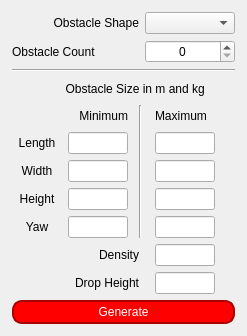
This is src/tools/obstacletool.ui in mjroman/roverSim as Qt 5 draws it before an edit. The edited form follows.
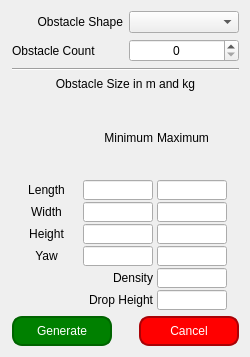
This is the edited form.

```diff
--- a/src/tools/obstacletool.ui
+++ b/src/tools/obstacletool.ui
@@ -9,36 +9,54 @@
    <rect>
     <x>0</x>
     <y>0</y>
-    <width>247</width>
-    <height>336</height>
+    <width>250</width>
+    <height>357</height>
    </rect>
   </property>
   <property name="sizePolicy">
-   <sizepolicy hsizetype="Fixed" vsizetype="Fixed">
+   <sizepolicy hsizetype="Minimum" vsizetype="Minimum">
     <horstretch>0</horstretch>
     <verstretch>0</verstretch>
    </sizepolicy>
   </property>
   <property name="minimumSize">
    <size>
-    <width>224</width>
-    <height>0</height>
+    <width>250</width>
+    <height>357</height>
    </size>
   </property>
   <property name="maximumSize">
    <size>
-    <width>247</width>
-    <height>1000</height>
+    <width>250</width>
+    <height>357</height>
    </size>
   </property>
   <property name="windowTitle">
    <string>Obstacle Parameters</string>
   </property>
-  <layout class="QGridLayout" name="gridLayout_2">
-   <property name="margin">
+  <layout class="QVBoxLayout" name="verticalLayout">
+   <property name="spacing">
+    <number>-1</number>
+   </property>
+   <property name="leftMargin">
     <number>12</number>
    </property>
-   <item row="1" column="0" colspan="3">
+   <item>
+    <layout class="QGridLayout" name="gridLayout">
+     <item row="0" column="0">
+      <widget class="QLabel" name="label_9">
+       <property name="text">
+        <string>Obstacle Shape</string>
+       </property>
+       <property name="alignment">
+        <set>Qt::AlignRight|Qt::AlignTrailing|Qt::AlignVCenter</set>
+       </property>
+      </widget>
+     </item>
+     <item row="0" column="1">
+      <widget class="QComboBox" name="ComboShapeType"/>
+     </item>
+     <item row="1" column="0">
     <widget class="QLabel" name="label">
      <property name="layoutDirection">
       <enum>Qt::RightToLeft</enum>
@@ -48,7 +66,7 @@
      </property>
     </widget>
    </item>
-   <item row="1" column="3" colspan="2">
+     <item row="1" column="1">
     <widget class="QSpinBox" name="SpinBoxObstCount">
      <property name="layoutDirection">
       <enum>Qt::LeftToRight</enum>
@@ -58,14 +76,34 @@
      </property>
     </widget>
    </item>
-   <item row="2" column="0" colspan="5">
+    </layout>
+   </item>
+   <item>
     <widget class="Line" name="line">
      <property name="orientation">
       <enum>Qt::Horizontal</enum>
      </property>
     </widget>
    </item>
-   <item row="4" column="0" colspan="2">
+   <item>
+    <widget class="QLabel" name="label_4">
+     <property name="autoFillBackground">
+      <bool>false</bool>
+     </property>
+     <property name="text">
+      <string>Obstacle Size in m and kg</string>
+     </property>
+     <property name="alignment">
+      <set>Qt::AlignCenter</set>
+     </property>
+    </widget>
+   </item>
+   <item>
+    <layout class="QGridLayout" name="gridLayout_2">
+     <property name="spacing">
+      <number>2</number>
+     </property>
+     <item row="0" column="1">
     <widget class="QLabel" name="label_2">
      <property name="text">
       <string>Minimum</string>
@@ -75,7 +113,7 @@
      </property>
     </widget>
    </item>
-   <item row="4" column="4">
+     <item row="0" column="2">
     <widget class="QLabel" name="label_3">
      <property name="minimumSize">
       <size>
@@ -91,33 +129,7 @@
      </property>
     </widget>
    </item>
-   <item row="3" column="0" colspan="5">
-    <widget class="QLabel" name="label_4">
-     <property name="autoFillBackground">
-      <bool>false</bool>
-     </property>
-     <property name="text">
-      <string>       Obstacle Size in m and kg</string>
-     </property>
-     <property name="alignment">
-      <set>Qt::AlignCenter</set>
-     </property>
-    </widget>
-   </item>
-   <item row="4" column="2" rowspan="5" colspan="2">
-    <widget class="Line" name="line_2">
-     <property name="minimumSize">
-      <size>
-       <width>12</width>
-       <height>0</height>
-      </size>
-     </property>
-     <property name="orientation">
-      <enum>Qt::Vertical</enum>
-     </property>
-    </widget>
-   </item>
-   <item row="5" column="0">
+     <item row="1" column="0">
     <widget class="QLabel" name="LabelLength">
      <property name="minimumSize">
       <size>
@@ -139,103 +151,51 @@
      </property>
     </widget>
    </item>
-   <item row="5" column="1">
+     <item row="1" column="1">
     <widget class="QLineEdit" name="LineEditMinLength">
-     <property name="minimumSize">
-      <size>
-       <width>60</width>
-       <height>0</height>
-      </size>
-     </property>
-     <property name="maximumSize">
-      <size>
-       <width>60</width>
-       <height>16777215</height>
-      </size>
-     </property>
-    </widget>
-   </item>
-   <item row="6" column="1">
-    <widget class="QLineEdit" name="LineEditMinWidth">
+       <property name="sizePolicy">
+        <sizepolicy hsizetype="Expanding" vsizetype="MinimumExpanding">
+         <horstretch>0</horstretch>
+         <verstretch>0</verstretch>
+        </sizepolicy>
+       </property>
      <property name="minimumSize">
       <size>
-       <width>60</width>
-       <height>0</height>
+         <width>70</width>
+         <height>20</height>
       </size>
      </property>
      <property name="maximumSize">
       <size>
-       <width>60</width>
-       <height>16777215</height>
+         <width>70</width>
+         <height>20</height>
       </size>
      </property>
     </widget>
    </item>
-   <item row="7" column="1">
-    <widget class="QLineEdit" name="LineEditMinHeight">
-     <property name="minimumSize">
-      <size>
-       <width>60</width>
-       <height>0</height>
-      </size>
-     </property>
-     <property name="maximumSize">
-      <size>
-       <width>60</width>
-       <height>16777215</height>
-      </size>
-     </property>
-    </widget>
-   </item>
-   <item row="5" column="4">
+     <item row="1" column="2">
     <widget class="QLineEdit" name="LineEditMaxLength">
-     <property name="minimumSize">
-      <size>
-       <width>60</width>
-       <height>0</height>
-      </size>
-     </property>
-     <property name="maximumSize">
-      <size>
-       <width>60</width>
-       <height>16777215</height>
-      </size>
-     </property>
-    </widget>
-   </item>
-   <item row="6" column="4">
-    <widget class="QLineEdit" name="LineEditMaxWidth">
+       <property name="sizePolicy">
+        <sizepolicy hsizetype="Expanding" vsizetype="MinimumExpanding">
+         <horstretch>0</horstretch>
+         <verstretch>0</verstretch>
+        </sizepolicy>
+       </property>
      <property name="minimumSize">
       <size>
-       <width>60</width>
-       <height>0</height>
+         <width>70</width>
+         <height>20</height>
       </size>
      </property>
      <property name="maximumSize">
       <size>
-       <width>60</width>
-       <height>16777215</height>
+         <width>70</width>
+         <height>20</height>
       </size>
      </property>
     </widget>
    </item>
-   <item row="7" column="4">
-    <widget class="QLineEdit" name="LineEditMaxHeight">
-     <property name="minimumSize">
-      <size>
-       <width>60</width>
-       <height>0</height>
-      </size>
-     </property>
-     <property name="maximumSize">
-      <size>
-       <width>60</width>
-       <height>16777215</height>
-      </size>
-     </property>
-    </widget>
-   </item>
-   <item row="6" column="0">
+     <item row="2" column="0">
     <widget class="QLabel" name="LabelWidth">
      <property name="minimumSize">
       <size>
@@ -251,7 +211,51 @@
      </property>
     </widget>
    </item>
-   <item row="7" column="0">
+     <item row="2" column="1">
+      <widget class="QLineEdit" name="LineEditMinWidth">
+       <property name="sizePolicy">
+        <sizepolicy hsizetype="Expanding" vsizetype="MinimumExpanding">
+         <horstretch>0</horstretch>
+         <verstretch>0</verstretch>
+        </sizepolicy>
+       </property>
+       <property name="minimumSize">
+        <size>
+         <width>70</width>
+         <height>20</height>
+        </size>
+       </property>
+       <property name="maximumSize">
+        <size>
+         <width>70</width>
+         <height>20</height>
+        </size>
+       </property>
+      </widget>
+     </item>
+     <item row="2" column="2">
+      <widget class="QLineEdit" name="LineEditMaxWidth">
+       <property name="sizePolicy">
+        <sizepolicy hsizetype="Expanding" vsizetype="MinimumExpanding">
+         <horstretch>0</horstretch>
+         <verstretch>0</verstretch>
+        </sizepolicy>
+       </property>
+       <property name="minimumSize">
+        <size>
+         <width>70</width>
+         <height>20</height>
+        </size>
+       </property>
+       <property name="maximumSize">
+        <size>
+         <width>70</width>
+         <height>20</height>
+        </size>
+       </property>
+      </widget>
+     </item>
+     <item row="3" column="0">
     <widget class="QLabel" name="LabelHeight">
      <property name="minimumSize">
       <size>
@@ -267,94 +271,51 @@
      </property>
     </widget>
    </item>
-   <item row="13" column="0" colspan="5">
-    <widget class="QPushButton" name="ButtonGenerate">
-     <property name="minimumSize">
-      <size>
-       <width>0</width>
-       <height>24</height>
-      </size>
-     </property>
-     <property name="styleSheet">
-      <string>background:rgb(255, 0, 0); color:white; border:2px solid rgb(169, 2, 6); border-radius:10px;</string>
-     </property>
-     <property name="text">
-      <string>Generate</string>
-     </property>
-    </widget>
-   </item>
-   <item row="11" column="0" colspan="3">
-    <widget class="QLabel" name="label_8">
-     <property name="text">
-      <string>Drop Height</string>
-     </property>
-     <property name="alignment">
-      <set>Qt::AlignRight|Qt::AlignTrailing|Qt::AlignVCenter</set>
-     </property>
-    </widget>
-   </item>
-   <item row="11" column="4">
-    <widget class="QLineEdit" name="LineEditDropHeight">
+     <item row="3" column="1">
+      <widget class="QLineEdit" name="LineEditMinHeight">
+       <property name="sizePolicy">
+        <sizepolicy hsizetype="Expanding" vsizetype="MinimumExpanding">
+         <horstretch>0</horstretch>
+         <verstretch>0</verstretch>
+        </sizepolicy>
+       </property>
      <property name="minimumSize">
       <size>
-       <width>60</width>
-       <height>0</height>
+         <width>70</width>
+         <height>20</height>
       </size>
      </property>
      <property name="maximumSize">
       <size>
-       <width>60</width>
-       <height>16777215</height>
+         <width>70</width>
+         <height>20</height>
       </size>
      </property>
     </widget>
    </item>
-   <item row="0" column="3" colspan="2">
-    <widget class="QComboBox" name="ComboShapeType"/>
-   </item>
-   <item row="0" column="0" colspan="3">
-    <widget class="QLabel" name="label_9">
-     <property name="text">
-      <string>Obstacle Shape</string>
-     </property>
-     <property name="alignment">
-      <set>Qt::AlignRight|Qt::AlignTrailing|Qt::AlignVCenter</set>
-     </property>
-    </widget>
-   </item>
-   <item row="8" column="1">
-    <widget class="QLineEdit" name="LineEditMinYaw">
+     <item row="3" column="2">
+      <widget class="QLineEdit" name="LineEditMaxHeight">
+       <property name="sizePolicy">
+        <sizepolicy hsizetype="Expanding" vsizetype="MinimumExpanding">
+         <horstretch>0</horstretch>
+         <verstretch>0</verstretch>
+        </sizepolicy>
+       </property>
      <property name="minimumSize">
       <size>
-       <width>60</width>
-       <height>0</height>
+         <width>70</width>
+         <height>20</height>
       </size>
      </property>
      <property name="maximumSize">
       <size>
-       <width>60</width>
-       <height>16777215</height>
+         <width>70</width>
+         <height>20</height>
       </size>
      </property>
     </widget>
    </item>
-   <item row="8" column="4">
-    <widget class="QLineEdit" name="LineEditMaxYaw">
-     <property name="minimumSize">
-      <size>
-       <width>60</width>
-       <height>0</height>
-      </size>
-     </property>
-     <property name="maximumSize">
-      <size>
-       <width>60</width>
-       <height>16777215</height>
-      </size>
-     </property>
-    </widget>
-   </item>
-   <item row="8" column="0">
+     <item row="4" column="0">
     <widget class="QLabel" name="LabelYaw">
      <property name="minimumSize">
       <size>
@@ -370,23 +331,51 @@
      </property>
     </widget>
    </item>
-   <item row="9" column="4">
-    <widget class="QLineEdit" name="LineEditDensity">
+     <item row="4" column="1">
+      <widget class="QLineEdit" name="LineEditMinYaw">
+       <property name="sizePolicy">
+        <sizepolicy hsizetype="Expanding" vsizetype="MinimumExpanding">
+         <horstretch>0</horstretch>
+         <verstretch>0</verstretch>
+        </sizepolicy>
+       </property>
      <property name="minimumSize">
       <size>
-       <width>60</width>
-       <height>0</height>
+         <width>70</width>
+         <height>20</height>
       </size>
      </property>
      <property name="maximumSize">
       <size>
-       <width>60</width>
-       <height>16777215</height>
+         <width>70</width>
+         <height>20</height>
       </size>
      </property>
     </widget>
    </item>
-   <item row="9" column="0" colspan="3">
+     <item row="4" column="2">
+      <widget class="QLineEdit" name="LineEditMaxYaw">
+       <property name="sizePolicy">
+        <sizepolicy hsizetype="Expanding" vsizetype="MinimumExpanding">
+         <horstretch>0</horstretch>
+         <verstretch>0</verstretch>
+        </sizepolicy>
+       </property>
+       <property name="minimumSize">
+        <size>
+         <width>70</width>
+         <height>20</height>
+        </size>
+       </property>
+       <property name="maximumSize">
+        <size>
+         <width>70</width>
+         <height>20</height>
+        </size>
+       </property>
+      </widget>
+     </item>
+     <item row="5" column="1">
     <widget class="QLabel" name="label_5">
      <property name="text">
       <string>Density</string>
@@ -395,6 +384,143 @@
       <set>Qt::AlignRight|Qt::AlignTrailing|Qt::AlignVCenter</set>
      </property>
     </widget>
+     </item>
+     <item row="5" column="2">
+      <widget class="QLineEdit" name="LineEditDensity">
+       <property name="sizePolicy">
+        <sizepolicy hsizetype="Expanding" vsizetype="MinimumExpanding">
+         <horstretch>0</horstretch>
+         <verstretch>0</verstretch>
+        </sizepolicy>
+       </property>
+       <property name="minimumSize">
+        <size>
+         <width>70</width>
+         <height>20</height>
+        </size>
+       </property>
+       <property name="maximumSize">
+        <size>
+         <width>70</width>
+         <height>20</height>
+        </size>
+       </property>
+      </widget>
+     </item>
+     <item row="6" column="0" colspan="2">
+      <widget class="QLabel" name="label_8">
+       <property name="text">
+        <string>Drop Height</string>
+       </property>
+       <property name="alignment">
+        <set>Qt::AlignRight|Qt::AlignTrailing|Qt::AlignVCenter</set>
+       </property>
+      </widget>
+     </item>
+     <item row="6" column="2">
+      <widget class="QLineEdit" name="LineEditDropHeight">
+       <property name="sizePolicy">
+        <sizepolicy hsizetype="Expanding" vsizetype="MinimumExpanding">
+         <horstretch>0</horstretch>
+         <verstretch>0</verstretch>
+        </sizepolicy>
+       </property>
+       <property name="minimumSize">
+        <size>
+         <width>70</width>
+         <height>20</height>
+        </size>
+       </property>
+       <property name="maximumSize">
+        <size>
+         <width>70</width>
+         <height>20</height>
+        </size>
+       </property>
+      </widget>
+     </item>
+    </layout>
+   </item>
+   <item>
+    <layout class="QHBoxLayout" name="horizontalLayout">
+     <item>
+      <widget class="QPushButton" name="ButtonGenerate">
+       <property name="minimumSize">
+        <size>
+         <width>100</width>
+         <height>30</height>
+        </size>
+       </property>
+       <property name="maximumSize">
+        <size>
+         <width>100</width>
+         <height>30</height>
+        </size>
+       </property>
+       <property name="styleSheet">
+        <string notr="true">QPushButton{
+background:green; 
+color:white; 
+border:2px solid darkgreen; 
+border-radius:10px;
+}
+
+QPushButton:pressed{
+background:grey;
+border-color:darkgrey;
+}</string>
+       </property>
+       <property name="text">
+        <string>Generate</string>
+       </property>
+      </widget>
+     </item>
+     <item>
+      <spacer name="horizontalSpacer">
+       <property name="orientation">
+        <enum>Qt::Horizontal</enum>
+       </property>
+       <property name="sizeHint" stdset="0">
+        <size>
+         <width>40</width>
+         <height>20</height>
+        </size>
+       </property>
+      </spacer>
+     </item>
+     <item>
+      <widget class="QPushButton" name="ButtonCancel">
+       <property name="minimumSize">
+        <size>
+         <width>100</width>
+         <height>30</height>
+        </size>
+       </property>
+       <property name="maximumSize">
+        <size>
+         <width>100</width>
+         <height>30</height>
+        </size>
+       </property>
+       <property name="styleSheet">
+        <string notr="true">QPushButton{
+background:rgb(255, 0, 0); 
+color:white; 
+border:2px solid rgb(169, 2, 6); 
+border-radius:10px;
+}
+
+QPushButton:pressed{
+background:grey;
+border-color:darkgrey;
+}</string>
+       </property>
+       <property name="text">
+        <string>Cancel</string>
+       </property>
+      </widget>
+     </item>
+    </layout>
    </item>
   </layout>
  </widget>
```
Lines whose indentation alone changed are shown as unchanged.
